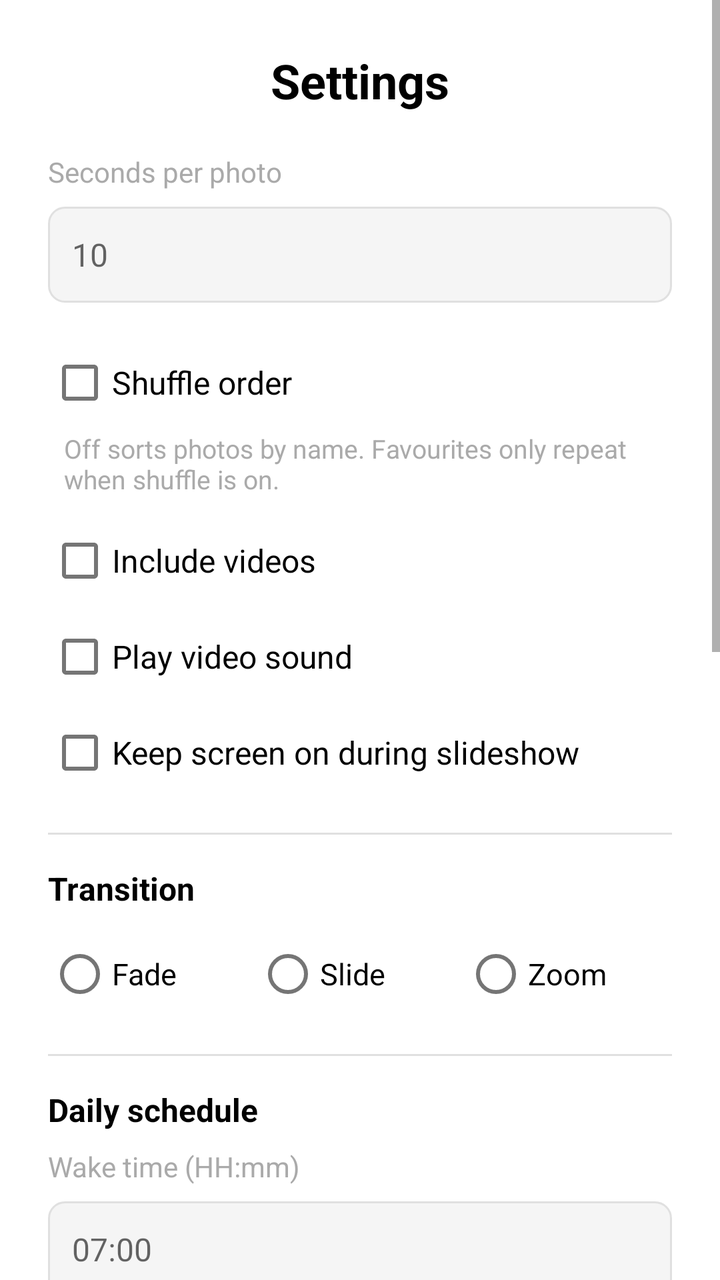
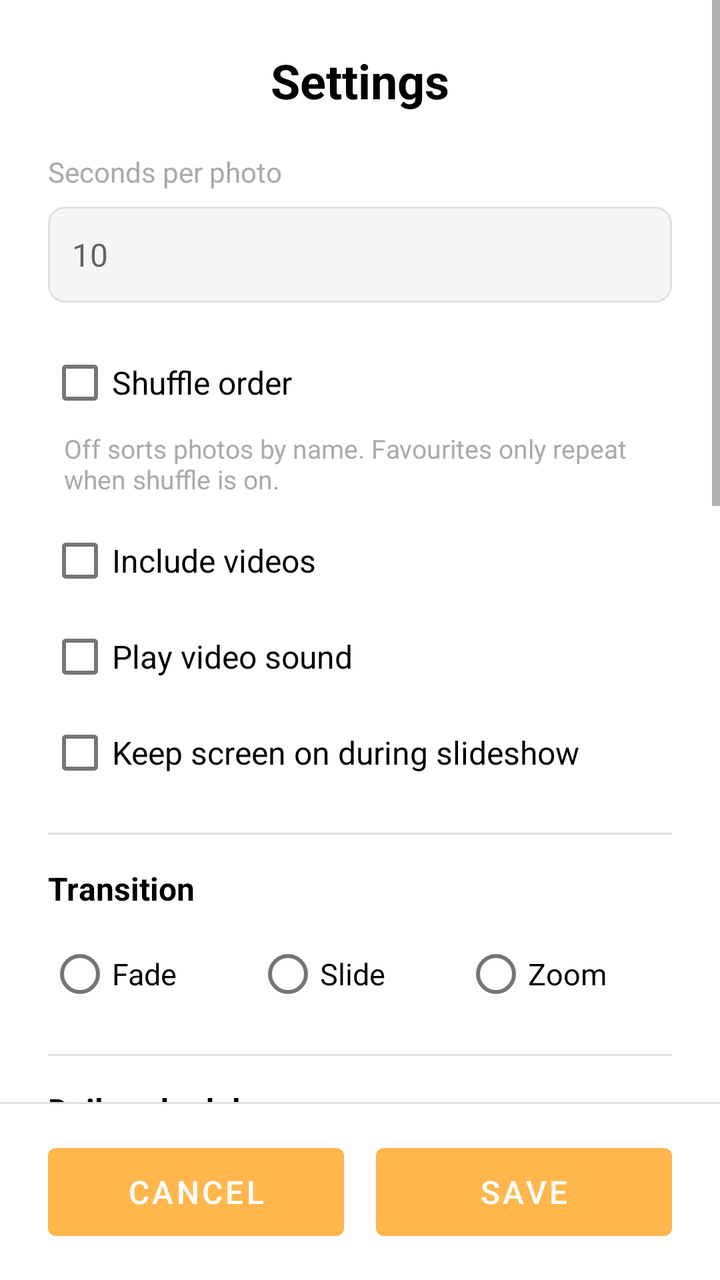

An Android layout rendered at two revisions. The XML below is the earlier revision; the diff shows what the commit changed to produce the second picture.
<!-- AndroidManifest.xml: application theme Theme.Photoframe -->
<!-- res/layout/dialog_settings.xml -->
<?xml version="1.0" encoding="utf-8"?>
<ScrollView xmlns:android="http://schemas.android.com/apk/res/android"
    android:layout_width="match_parent"
    android:layout_height="wrap_content"
    android:background="@drawable/dialog_background"
    android:fillViewport="true">

    <LinearLayout
        android:layout_width="match_parent"
        android:layout_height="wrap_content"
        android:orientation="vertical"
        android:padding="24dp">

        <TextView
            android:layout_width="match_parent"
            android:layout_height="wrap_content"
            android:layout_marginBottom="20dp"
            android:gravity="center_horizontal"
            android:text="@string/settings_title"
            android:textColor="@android:color/black"
            android:textSize="24sp"
            android:textStyle="bold" />

        
        <TextView
            android:id="@+id/exactAlarmWarning"
            android:layout_width="match_parent"
            android:layout_height="wrap_content"
            android:layout_marginBottom="16dp"
            android:background="#FFF3CD"
            android:padding="12dp"
            android:text="@string/settings_exact_alarm_warning"
            android:textColor="#664D03"
            android:textSize="14sp"
            android:visibility="gone" />

        
        <TextView
            android:layout_width="match_parent"
            android:layout_height="wrap_content"
            android:text="@string/settings_interval"
            android:textColor="@android:color/darker_gray"
            android:textSize="14sp" />

        <EditText
            android:id="@+id/etInterval"
            android:layout_width="match_parent"
            android:layout_height="wrap_content"
            android:layout_marginTop="8dp"
            android:layout_marginBottom="16dp"
            android:autofillHints="10"
            android:background="@drawable/edit_text_background"
            android:hint="10"
            android:inputType="number"
            android:minHeight="48dp"
            android:padding="12dp"
            android:textSize="16sp" />

        <CheckBox
            android:id="@+id/cbShuffle"
            android:layout_width="match_parent"
            android:layout_height="wrap_content"
            android:minHeight="48dp"
            android:text="@string/settings_shuffle"
            android:textSize="16sp" />

        <TextView
            android:layout_width="match_parent"
            android:layout_height="wrap_content"
            android:layout_marginStart="8dp"
            android:layout_marginBottom="8dp"
            android:text="@string/settings_shuffle_hint"
            android:textColor="@android:color/darker_gray"
            android:textSize="13sp" />

        <CheckBox
            android:id="@+id/cbVideos"
            android:layout_width="match_parent"
            android:layout_height="wrap_content"
            android:minHeight="48dp"
            android:text="@string/settings_videos"
            android:textSize="16sp" />

        <CheckBox
            android:id="@+id/cbVideoSound"
            android:layout_width="match_parent"
            android:layout_height="wrap_content"
            android:minHeight="48dp"
            android:text="@string/settings_video_sound"
            android:textSize="16sp" />

        <CheckBox
            android:id="@+id/cbKeepScreenOn"
            android:layout_width="match_parent"
            android:layout_height="wrap_content"
            android:layout_marginBottom="16dp"
            android:minHeight="48dp"
            android:text="@string/settings_keep_screen_on"
            android:textSize="16sp" />

        <View
            android:layout_width="match_parent"
            android:layout_height="1dp"
            android:layout_marginBottom="16dp"
            android:background="#E0E0E0" />

        
        <TextView
            android:layout_width="match_parent"
            android:layout_height="wrap_content"
            android:layout_marginBottom="8dp"
            android:text="@string/settings_transition"
            android:textColor="@android:color/black"
            android:textSize="16sp"
            android:textStyle="bold" />

        <RadioGroup
            android:id="@+id/rgTransition"
            android:layout_width="match_parent"
            android:layout_height="wrap_content"
            android:layout_marginBottom="16dp"
            android:orientation="horizontal">

            <RadioButton
                android:id="@+id/rbFade"
                android:layout_width="0dp"
                android:layout_height="wrap_content"
                android:layout_weight="1"
                android:minHeight="48dp"
                android:text="@string/settings_transition_fade"
                android:textSize="15sp" />

            <RadioButton
                android:id="@+id/rbSlide"
                android:layout_width="0dp"
                android:layout_height="wrap_content"
                android:layout_weight="1"
                android:minHeight="48dp"
                android:text="@string/settings_transition_slide"
                android:textSize="15sp" />

            <RadioButton
                android:id="@+id/rbZoom"
                android:layout_width="0dp"
                android:layout_height="wrap_content"
                android:layout_weight="1"
                android:minHeight="48dp"
                android:text="@string/settings_transition_zoom"
                android:textSize="15sp" />
        </RadioGroup>

        <View
            android:layout_width="match_parent"
            android:layout_height="1dp"
            android:layout_marginBottom="16dp"
            android:background="#E0E0E0" />

        
        <TextView
            android:layout_width="match_parent"
            android:layout_height="wrap_content"
            android:layout_marginBottom="8dp"
            android:text="@string/settings_schedule"
            android:textColor="@android:color/black"
            android:textSize="16sp"
            android:textStyle="bold" />

        <TextView
            android:layout_width="match_parent"
            android:layout_height="wrap_content"
            android:text="@string/settings_wake_time"
            android:textColor="@android:color/darker_gray"
            android:textSize="14sp" />

        <EditText
            android:id="@+id/etWakeTime"
            android:layout_width="match_parent"
            android:layout_height="wrap_content"
            android:layout_marginTop="8dp"
            android:layout_marginBottom="12dp"
            android:autofillHints="07:00"
            android:background="@drawable/edit_text_background"
            android:hint="07:00"
            android:inputType="datetime"
            android:minHeight="48dp"
            android:padding="12dp"
            android:textSize="16sp" />

        <TextView
            android:layout_width="match_parent"
            android:layout_height="wrap_content"
            android:text="@string/settings_sleep_time"
            android:textColor="@android:color/darker_gray"
            android:textSize="14sp" />

        <EditText
            android:id="@+id/etSleepTime"
            android:layout_width="match_parent"
            android:layout_height="wrap_content"
            android:layout_marginTop="8dp"
            android:layout_marginBottom="8dp"
            android:autofillHints="23:00"
            android:background="@drawable/edit_text_background"
            android:hint="23:00"
            android:inputType="datetime"
            android:minHeight="48dp"
            android:padding="12dp"
            android:textSize="16sp" />

        <TextView
            android:layout_width="match_parent"
            android:layout_height="wrap_content"
            android:layout_marginBottom="16dp"
            android:text="@string/settings_schedule_hint"
            android:textColor="@android:color/darker_gray"
            android:textSize="13sp" />

        <View
            android:layout_width="match_parent"
            android:layout_height="1dp"
            android:layout_marginBottom="16dp"
            android:background="#E0E0E0" />

        
        <TextView
            android:layout_width="match_parent"
            android:layout_height="wrap_content"
            android:layout_marginBottom="8dp"
            android:text="@string/settings_alarm"
            android:textColor="@android:color/black"
            android:textSize="16sp"
            android:textStyle="bold" />

        <CheckBox
            android:id="@+id/cbAlarmEnabled"
            android:layout_width="match_parent"
            android:layout_height="wrap_content"
            android:minHeight="48dp"
            android:text="@string/settings_alarm_enabled"
            android:textSize="16sp" />

        <EditText
            android:id="@+id/etAlarmTime"
            android:layout_width="match_parent"
            android:layout_height="wrap_content"
            android:layout_marginTop="8dp"
            android:layout_marginBottom="16dp"
            android:autofillHints="07:00"
            android:background="@drawable/edit_text_background"
            android:hint="@string/settings_alarm_time"
            android:inputType="datetime"
            android:minHeight="48dp"
            android:padding="12dp"
            android:textSize="16sp" />

        <View
            android:layout_width="match_parent"
            android:layout_height="1dp"
            android:layout_marginBottom="16dp"
            android:background="#E0E0E0" />

        <CheckBox
            android:id="@+id/cbAutoStart"
            android:layout_width="match_parent"
            android:layout_height="wrap_content"
            android:layout_marginBottom="16dp"
            android:minHeight="48dp"
            android:text="@string/settings_auto_start"
            android:textSize="16sp" />

        <Button
            android:id="@+id/btnChangeFolder"
            android:layout_width="match_parent"
            android:layout_height="wrap_content"
            android:layout_marginBottom="8dp"
            android:minHeight="56dp"
            android:text="@string/settings_change_folder"
            android:textSize="16sp" />

        <Button
            android:id="@+id/btnAbout"
            android:layout_width="match_parent"
            android:layout_height="wrap_content"
            android:layout_marginBottom="16dp"
            android:minHeight="56dp"
            android:text="@string/settings_about"
            android:textSize="16sp" />

        <LinearLayout
            android:layout_width="match_parent"
            android:layout_height="wrap_content"
            android:orientation="horizontal">

            <Button
                android:id="@+id/btnCancel"
                android:layout_width="0dp"
                android:layout_height="wrap_content"
                android:layout_marginEnd="8dp"
                android:layout_weight="1"
                android:minHeight="56dp"
                android:text="@string/cancel"
                android:textSize="16sp" />

            <Button
                android:id="@+id/btnSave"
                android:layout_width="0dp"
                android:layout_height="wrap_content"
                android:layout_marginStart="8dp"
                android:layout_weight="1"
                android:minHeight="56dp"
                android:text="@string/save"
                android:textSize="16sp" />
        </LinearLayout>

    </LinearLayout>
</ScrollView>
<!-- resources referenced by this layout -->
<resources>
  <!-- drawable dialog_background (drawable) -->
  <?xml version="1.0" encoding="utf-8"?>
  <shape xmlns:android="http://schemas.android.com/apk/res/android">
      <solid android:color="#FFFFFF" />
      <corners android:radius="16dp" />
  </shape>
  <!-- drawable edit_text_background (drawable) -->
  <?xml version="1.0" encoding="utf-8"?>
  <shape xmlns:android="http://schemas.android.com/apk/res/android">
      <solid android:color="#F5F5F5" />
      <corners android:radius="8dp" />
      <stroke android:width="1dp" android:color="#E0E0E0" />
  </shape>
  <string name="cancel">Cancel</string>
  <string name="save">Save</string>
  <string name="settings_about">About RetroFrame</string>
  <string name="settings_alarm">Morning alarm</string>
  <string name="settings_alarm_enabled">Enable morning alarm</string>
  <string name="settings_alarm_time">Alarm time (HH:mm)</string>
  <string name="settings_auto_start">Start automatically after reboot</string>
  <string name="settings_change_folder">Change folder</string>
  <string name="settings_exact_alarm_warning">This device is not allowing exact alarms, so scheduled times may be up to a minute late. Tap to fix.</string>
  <string name="settings_interval">Seconds per photo</string>
  <string name="settings_keep_screen_on">Keep screen on during slideshow</string>
  <string name="settings_schedule">Daily schedule</string>
  <string name="settings_schedule_hint">Leave blank to disable. At sleep time the clock is shown and the screen may turn off.</string>
  <string name="settings_shuffle">Shuffle order</string>
  <string name="settings_shuffle_hint">Off sorts photos by name. Favourites only repeat when shuffle is on.</string>
  <string name="settings_sleep_time">Sleep time (HH:mm)</string>
  <string name="settings_title">Settings</string>
  <string name="settings_transition">Transition</string>
  <string name="settings_transition_fade">Fade</string>
  <string name="settings_transition_slide">Slide</string>
  <string name="settings_transition_zoom">Zoom</string>
  <string name="settings_video_sound">Play video sound</string>
  <string name="settings_videos">Include videos</string>
  <string name="settings_wake_time">Wake time (HH:mm)</string>
  <style name="Theme.Photoframe" parent="Theme.MaterialComponents.DayNight.NoActionBar">
          <item name="colorPrimary">@color/frame_accent</item>
          <item name="colorPrimaryVariant">@color/frame_accent_dark</item>
          <item name="colorOnPrimary">@color/white</item>
          <item name="colorSecondary">@color/frame_accent</item>
          <item name="colorSecondaryVariant">@color/frame_accent_dark</item>
          <item name="colorOnSecondary">@color/black</item>
      </style>
  <color name="frame_accent">#FFB74D</color>
  <color name="frame_accent_dark">#F57C00</color>
  <color name="white">#FFFFFFFF</color>
  <color name="black">#FF000000</color>
</resources>

<!-- the commit's change to res/layout/dialog_settings.xml (unified diff, before → after) -->
@@ -1,15 +1,21 @@
 <?xml version="1.0" encoding="utf-8"?>
-<ScrollView xmlns:android="http://schemas.android.com/apk/res/android"
+<LinearLayout xmlns:android="http://schemas.android.com/apk/res/android"
     android:layout_width="match_parent"
     android:layout_height="wrap_content"
     android:background="@drawable/dialog_background"
-    android:fillViewport="true">
-
-    <LinearLayout
+    android:orientation="vertical">
+
+    <ScrollView
         android:layout_width="match_parent"
-        android:layout_height="wrap_content"
-        android:orientation="vertical"
-        android:padding="24dp">
+        android:layout_height="0dp"
+        android:layout_weight="1"
+        android:fillViewport="true">
+
+        <LinearLayout
+            android:layout_width="match_parent"
+            android:layout_height="wrap_content"
+            android:orientation="vertical"
+            android:padding="24dp">
 
         <TextView
             android:layout_width="match_parent"
@@ -48,9 +54,9 @@
             android:layout_height="wrap_content"
             android:layout_marginTop="8dp"
             android:layout_marginBottom="16dp"
-            android:autofillHints="10"
+            android:autofillHints="@string/hint_interval"
             android:background="@drawable/edit_text_background"
-            android:hint="10"
+            android:hint="@string/hint_interval"
             android:inputType="number"
             android:minHeight="48dp"
             android:padding="12dp"
@@ -178,9 +184,9 @@
             android:layout_height="wrap_content"
             android:layout_marginTop="8dp"
             android:layout_marginBottom="12dp"
-            android:autofillHints="07:00"
+            android:autofillHints="@string/hint_wake"
             android:background="@drawable/edit_text_background"
-            android:hint="07:00"
+            android:hint="@string/hint_wake"
             android:inputType="datetime"
             android:minHeight="48dp"
             android:padding="12dp"
@@ -199,9 +205,9 @@
             android:layout_height="wrap_content"
             android:layout_marginTop="8dp"
             android:layout_marginBottom="8dp"
-            android:autofillHints="23:00"
+            android:autofillHints="@string/hint_sleep"
             android:background="@drawable/edit_text_background"
-            android:hint="23:00"
+            android:hint="@string/hint_sleep"
             android:inputType="datetime"
             android:minHeight="48dp"
             android:padding="12dp"
@@ -245,7 +251,7 @@
             android:layout_height="wrap_content"
             android:layout_marginTop="8dp"
             android:layout_marginBottom="16dp"
-            android:autofillHints="07:00"
+            android:autofillHints="@string/hint_wake"
             android:background="@drawable/edit_text_background"
             android:hint="@string/settings_alarm_time"
             android:inputType="datetime"
@@ -286,31 +292,42 @@
             android:text="@string/settings_about"
             android:textSize="16sp" />
 
-        <LinearLayout
-            android:layout_width="match_parent"
-            android:layout_height="wrap_content"
-            android:orientation="horizontal">
-
-            <Button
-                android:id="@+id/btnCancel"
-                android:layout_width="0dp"
-                android:layout_height="wrap_content"
-                android:layout_marginEnd="8dp"
-                android:layout_weight="1"
-                android:minHeight="56dp"
-                android:text="@string/cancel"
-                android:textSize="16sp" />
-
-            <Button
-                android:id="@+id/btnSave"
-                android:layout_width="0dp"
-                android:layout_height="wrap_content"
-                android:layout_marginStart="8dp"
-                android:layout_weight="1"
-                android:minHeight="56dp"
-                android:text="@string/save"
-                android:textSize="16sp" />
-        </LinearLayout>
+
 
     </LinearLayout>
-</ScrollView>
+    </ScrollView>
+
+    <View
+        android:layout_width="match_parent"
+        android:layout_height="1dp"
+        android:background="#E0E0E0" />
+
+    <LinearLayout
+        android:layout_width="match_parent"
+        android:layout_height="wrap_content"
+        android:orientation="horizontal"
+        android:paddingHorizontal="24dp"
+        android:paddingVertical="16dp">
+
+        <Button
+            android:id="@+id/btnCancel"
+            android:layout_width="0dp"
+            android:layout_height="wrap_content"
+            android:layout_marginEnd="8dp"
+            android:layout_weight="1"
+            android:minHeight="56dp"
+            android:text="@string/cancel"
+            android:textSize="16sp" />
+
+        <Button
+            android:id="@+id/btnSave"
+            android:layout_width="0dp"
+            android:layout_height="wrap_content"
+            android:layout_marginStart="8dp"
+            android:layout_weight="1"
+            android:minHeight="56dp"
+            android:text="@string/save"
+            android:textSize="16sp" />
+    </LinearLayout>
+
+</LinearLayout>
<!-- resource entries referenced after the edit -->
@@ -14,6 +14,9 @@
       <stroke android:width="1dp" android:color="#E0E0E0" />
   </shape>
   <string name="cancel">Cancel</string>
+  <string name="hint_interval">10</string>
+  <string name="hint_sleep">23:00</string>
+  <string name="hint_wake">07:00</string>
   <string name="save">Save</string>
   <string name="settings_about">About RetroFrame</string>
   <string name="settings_alarm">Morning alarm</string>
